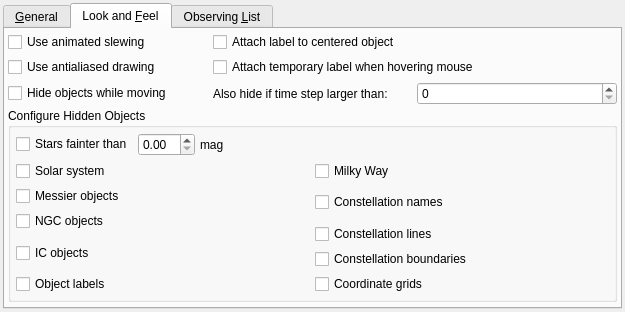
KDE/kstars, file kstars/options/opsadvanced.ui: the form before one commit.
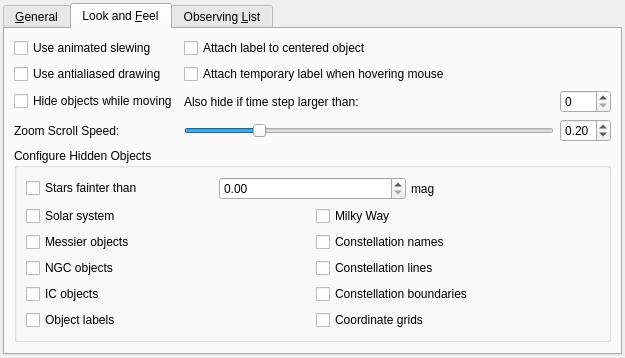
The form after the commit. The open tabs and pages were chosen to show the change. Custom widgets are drawn as their Qt base class.

Commit message:
Introduce zoom speed scale factor to adjust mouse zoom scrolling issue. It is under KStars Options, Advanced --> Look and Feel BUGS:382438
CCMAIL:kstars-devel@kde.org

Patch:
```diff
--- a/kstars/options/opsadvanced.ui
+++ b/kstars/options/opsadvanced.ui
@@ -7,7 +7,7 @@
     <x>0</x>
     <y>0</y>
     <width>593</width>
-    <height>288</height>
+    <height>321</height>
    </rect>
   </property>
   <layout class="QVBoxLayout" name="verticalLayout_5">
@@ -501,27 +501,11 @@
       <attribute name="title">
        <string>Look and &amp;Feel</string>
       </attribute>
+      <layout class="QHBoxLayout" name="horizontalLayout_2">
+       <item>
       <layout class="QVBoxLayout" name="verticalLayout_3">
-       <property name="spacing">
-        <number>3</number>
-       </property>
-       <property name="leftMargin">
-        <number>3</number>
-       </property>
-       <property name="topMargin">
-        <number>3</number>
-       </property>
-       <property name="rightMargin">
-        <number>3</number>
-       </property>
-       <property name="bottomMargin">
-        <number>3</number>
-       </property>
        <item>
         <layout class="QGridLayout" name="gridLayout_3">
-         <property name="spacing">
-          <number>5</number>
-         </property>
          <item row="0" column="0">
           <widget class="QCheckBox" name="kcfg_UseAnimatedSlewing">
            <property name="toolTip">
@@ -535,7 +519,7 @@
            </property>
           </widget>
          </item>
-         <item row="0" column="1" colspan="2">
+           <item row="0" column="1" colspan="3">
           <widget class="QCheckBox" name="kcfg_UseAutoLabel">
            <property name="toolTip">
             <string>Show name label of centered object?</string>
@@ -558,7 +542,7 @@
            </property>
           </widget>
          </item>
-         <item row="1" column="1" colspan="2">
+           <item row="1" column="1" colspan="3">
           <widget class="QCheckBox" name="kcfg_UseHoverLabel">
            <property name="toolTip">
             <string>Show name label of centered object?</string>
@@ -571,16 +555,6 @@
            </property>
           </widget>
          </item>
-         <item row="2" column="2">
-          <layout class="QHBoxLayout" name="horizontalLayout_2">
-           <property name="spacing">
-            <number>5</number>
-           </property>
-           <item>
-            <widget class="TimeStepBox" name="SlewTimeScale"/>
-           </item>
-          </layout>
-         </item>
          <item row="2" column="0">
           <widget class="QCheckBox" name="kcfg_HideOnSlew">
            <property name="toolTip">
@@ -594,6 +568,51 @@
            </property>
           </widget>
          </item>
+           <item row="3" column="0">
+            <widget class="QLabel" name="label_2">
+             <property name="toolTip">
+              <string>Adjust speed of zooming when scrolling in and out with the mouse wheel</string>
+             </property>
+             <property name="text">
+              <string>Zoom Scroll Speed:</string>
+             </property>
+            </widget>
+           </item>
+           <item row="3" column="1">
+            <widget class="QSlider" name="zoomScrollSlider">
+             <property name="minimum">
+              <number>1</number>
+             </property>
+             <property name="maximum">
+              <number>100</number>
+             </property>
+             <property name="singleStep">
+              <number>10</number>
+             </property>
+             <property name="value">
+              <number>20</number>
+             </property>
+             <property name="orientation">
+              <enum>Qt::Horizontal</enum>
+             </property>
+            </widget>
+           </item>
+           <item row="3" column="2" colspan="2">
+            <widget class="QDoubleSpinBox" name="kcfg_ZoomScrollFactor">
+             <property name="minimum">
+              <double>0.010000000000000</double>
+             </property>
+             <property name="maximum">
+              <double>1.000000000000000</double>
+             </property>
+             <property name="singleStep">
+              <double>0.100000000000000</double>
+             </property>
+             <property name="value">
+              <double>0.200000000000000</double>
+             </property>
+            </widget>
+           </item>
          <item row="2" column="1">
           <widget class="QLabel" name="textLabelHideTimeStep">
            <property name="text">
@@ -601,6 +620,9 @@
            </property>
           </widget>
          </item>
+           <item row="2" column="2" colspan="2">
+            <widget class="TimeStepBox" name="SlewTimeScale"/>
+           </item>
         </layout>
        </item>
        <item>
@@ -614,22 +636,9 @@
          <property name="title">
           <string>Configure Hidden Objects</string>
          </property>
-         <layout class="QVBoxLayout">
-          <property name="spacing">
-           <number>5</number>
-          </property>
-          <property name="leftMargin">
-           <number>5</number>
-          </property>
-          <property name="topMargin">
-           <number>5</number>
-          </property>
-          <property name="rightMargin">
-           <number>5</number>
-          </property>
-          <property name="bottomMargin">
-           <number>5</number>
-          </property>
+           <layout class="QHBoxLayout" name="horizontalLayout_5">
+            <item>
+             <layout class="QVBoxLayout" name="verticalLayout_7">
           <item>
            <layout class="QHBoxLayout">
             <property name="spacing">
@@ -683,67 +692,10 @@
               </property>
              </widget>
             </item>
-            <item>
-             <spacer>
-              <property name="orientation">
-               <enum>Qt::Horizontal</enum>
-              </property>
-              <property name="sizeType">
-               <enum>QSizePolicy::Expanding</enum>
-              </property>
-              <property name="sizeHint" stdset="0">
-               <size>
-                <width>240</width>
-                <height>20</height>
-               </size>
-              </property>
-             </spacer>
-            </item>
            </layout>
           </item>
           <item>
-           <layout class="QGridLayout">
-            <property name="leftMargin">
-             <number>0</number>
-            </property>
-            <property name="topMargin">
-             <number>0</number>
-            </property>
-            <property name="rightMargin">
-             <number>0</number>
-            </property>
-            <property name="bottomMargin">
-             <number>0</number>
-            </property>
-            <property name="spacing">
-             <number>5</number>
-            </property>
-            <item row="4" column="0" rowspan="2">
-             <widget class="QCheckBox" name="kcfg_HideIC">
-              <property name="toolTip">
-               <string>Hide IC objects while moving?</string>
-              </property>
-              <property name="whatsThis">
-               <string>If checked, then objects in the IC catalog will be hidden when the map is in motion.</string>
-              </property>
-              <property name="text">
-               <string>IC objects</string>
-              </property>
-             </widget>
-            </item>
-            <item row="0" column="1">
-             <widget class="QCheckBox" name="kcfg_HideMilkyWay">
-              <property name="toolTip">
-               <string>Hide the Milky Way contour while moving?</string>
-              </property>
-              <property name="whatsThis">
-               <string>If checked, then the Milky Way contour will be hidden when the map is in motion.</string>
-              </property>
-              <property name="text">
-               <string>Milky Way</string>
-              </property>
-             </widget>
-            </item>
+               <layout class="QGridLayout" name="gridLayout_5">
             <item row="0" column="0">
              <widget class="QCheckBox" name="kcfg_HidePlanets">
               <property name="toolTip">
@@ -757,10 +709,16 @@
               </property>
              </widget>
             </item>
-            <item row="5" column="1">
-             <widget class="QCheckBox" name="kcfg_HideCBounds">
+                <item row="0" column="1">
+                 <widget class="QCheckBox" name="kcfg_HideMilkyWay">
+                  <property name="toolTip">
+                   <string>Hide the Milky Way contour while moving?</string>
+                  </property>
+                  <property name="whatsThis">
+                   <string>If checked, then the Milky Way contour will be hidden when the map is in motion.</string>
+                  </property>
               <property name="text">
-               <string>Constellation boundaries</string>
+                   <string>Milky Way</string>
               </property>
              </widget>
             </item>
@@ -777,8 +735,8 @@
               </property>
              </widget>
             </item>
-            <item row="6" column="1">
-             <widget class="QCheckBox" name="kcfg_HideGrids">
+                <item row="1" column="1">
+                 <widget class="QCheckBox" name="kcfg_HideCNames">
               <property name="toolTip">
                <string>Hide coordinate grids while moving?</string>
               </property>
@@ -786,11 +744,11 @@
                <string>If checked, then the coordinate grids will be hidden when the map is in motion.</string>
               </property>
               <property name="text">
-               <string>Coordinate grids</string>
+                   <string>Constellation names</string>
               </property>
              </widget>
             </item>
-            <item row="2" column="0" rowspan="2">
+                <item row="2" column="0">
              <widget class="QCheckBox" name="kcfg_HideNGC">
               <property name="toolTip">
                <string>Hide NGC objects while moving?</string>
@@ -803,7 +761,7 @@
               </property>
              </widget>
             </item>
-            <item row="3" column="1" rowspan="2">
+                <item row="2" column="1">
              <widget class="QCheckBox" name="kcfg_HideCLines">
               <property name="toolTip">
                <string>Hide constellation lines while moving?</string>
@@ -816,8 +774,8 @@
               </property>
              </widget>
             </item>
-            <item row="1" column="1" rowspan="2">
-             <widget class="QCheckBox" name="kcfg_HideCNames">
+                <item row="3" column="0">
+                 <widget class="QCheckBox" name="kcfg_HideIC">
               <property name="toolTip">
                <string>Hide constellation names while moving?</string>
               </property>
@@ -825,17 +783,39 @@
                <string>If checked, then constellation names will be hidden when the map is in motion.</string>
               </property>
               <property name="text">
-               <string>Constellation names</string>
+                   <string>IC objects</string>
               </property>
              </widget>
             </item>
-            <item row="6" column="0">
+                <item row="3" column="1">
+                 <widget class="QCheckBox" name="kcfg_HideCBounds">
+                  <property name="text">
+                   <string>Constellation boundaries</string>
+                  </property>
+                 </widget>
+                </item>
+                <item row="4" column="0">
              <widget class="QCheckBox" name="kcfg_HideLabels">
               <property name="text">
                <string>Object labels</string>
               </property>
              </widget>
             </item>
+                <item row="4" column="1">
+                 <widget class="QCheckBox" name="kcfg_HideGrids">
+                  <property name="toolTip">
+                   <string>Hide coordinate grids while moving?</string>
+                  </property>
+                  <property name="whatsThis">
+                   <string>If checked, then the coordinate grids will be hidden when the map is in motion.</string>
+                  </property>
+                  <property name="text">
+                   <string>Coordinate grids</string>
+                  </property>
+                 </widget>
+                </item>
+               </layout>
+              </item>
            </layout>
           </item>
          </layout>
@@ -849,10 +829,12 @@
          <property name="sizeHint" stdset="0">
           <size>
            <width>20</width>
-           <height>211</height>
+             <height>40</height>
           </size>
          </property>
         </spacer>
+         </item>
+        </layout>
        </item>
       </layout>
      </widget>
```
Left out of the diff: 12 changed lines with no effect on the pictures. Lines whose indentation alone changed are shown as unchanged. The commit also changes 3 other files.
